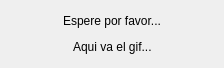
This is ui/cargando.ui in datwit/papirolux as Qt 5 draws it before an edit. The edited form follows.
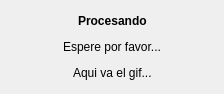
This is the edited form. Icons and pictures are not drawn.

Commit message: Actualizando archivos acerca_de.py, acerca_de.ui, cargando.py, cargando.ui, principal.py, principal.ui, swap.py, swapUI.ui. Eliminando archivo swap1.py.

```diff
--- a/ui/cargando.ui
+++ b/ui/cargando.ui
@@ -7,7 +7,7 @@
     <x>0</x>
     <y>0</y>
     <width>224</width>
-    <height>68</height>
+    <height>91</height>
    </rect>
   </property>
   <property name="windowIcon">
@@ -16,6 +16,49 @@
   </property>
   <layout class="QGridLayout" name="gridLayout">
    <item row="0" column="0">
+    <layout class="QHBoxLayout" name="horizontalLayout_3">
+     <item>
+      <spacer name="horizontalSpacer_5">
+       <property name="orientation">
+        <enum>Qt::Horizontal</enum>
+       </property>
+       <property name="sizeHint" stdset="0">
+        <size>
+         <width>40</width>
+         <height>20</height>
+        </size>
+       </property>
+      </spacer>
+     </item>
+     <item>
+      <widget class="QLabel" name="label_2">
+       <property name="font">
+        <font>
+         <weight>75</weight>
+         <bold>true</bold>
+        </font>
+       </property>
+       <property name="text">
+        <string>Procesando</string>
+       </property>
+      </widget>
+     </item>
+     <item>
+      <spacer name="horizontalSpacer_6">
+       <property name="orientation">
+        <enum>Qt::Horizontal</enum>
+       </property>
+       <property name="sizeHint" stdset="0">
+        <size>
+         <width>40</width>
+         <height>20</height>
+        </size>
+       </property>
+      </spacer>
+     </item>
+    </layout>
+   </item>
+   <item row="1" column="0">
     <layout class="QHBoxLayout" name="horizontalLayout_2">
      <item>
       <spacer name="horizontalSpacer_3">
@@ -52,7 +95,7 @@
      </item>
     </layout>
    </item>
-   <item row="1" column="0">
+   <item row="2" column="0">
     <layout class="QHBoxLayout" name="horizontalLayout">
      <item>
       <spacer name="horizontalSpacer">
```
The commit also changes 8 other files.
